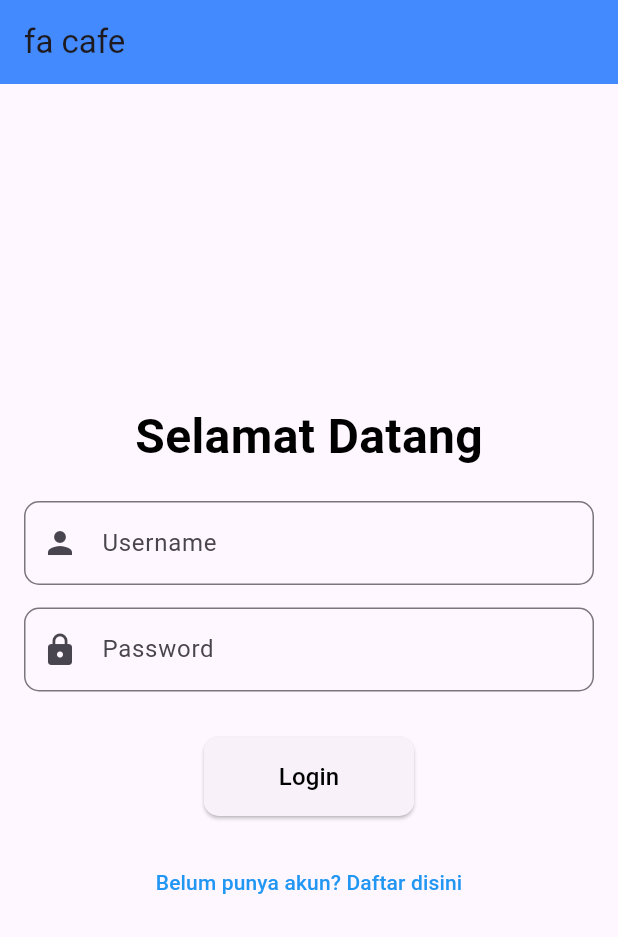
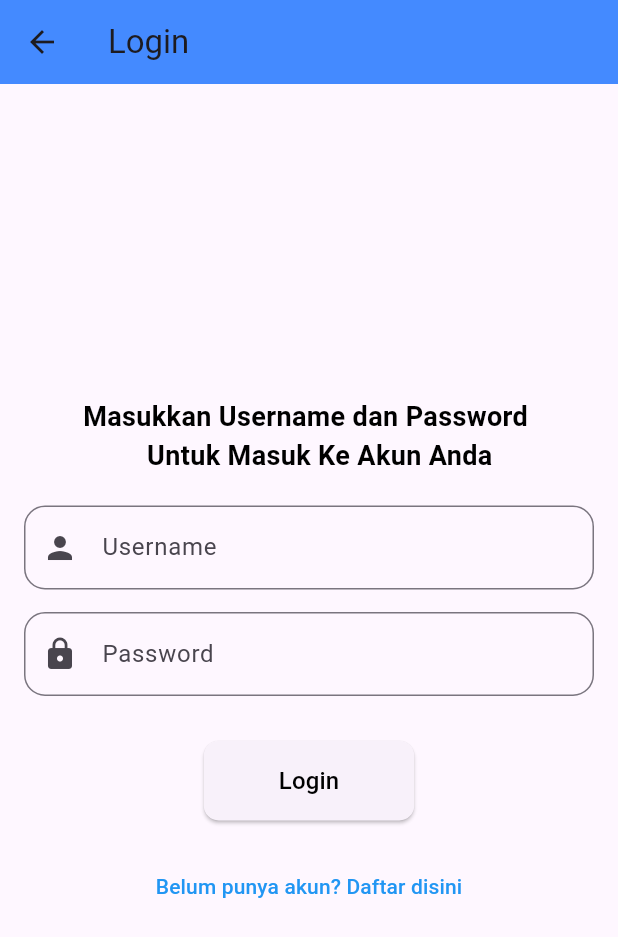
Before and after one commit to mustofakafi/rental_mobil, a Flutter app: the screen it shows after launch, after a tap on "Login", on a phone screen of 412 x 824 dp. Shown: the top 937 px of the screen. Run offline on Flutter 3.47's test engine with Material 3 defaults, Android fonts, the phone set to English and light mode, and no system bars; network calls fail.

```diff
--- a/lib/login.dart
+++ b/lib/login_page.dart
@@ -1,6 +1,6 @@
 import 'package:flutter/material.dart';
-import 'package:latihan_1/beranda.dart';
-import 'package:latihan_1/register.dart';
+import 'package:latihan_1/home_page.dart';
+import 'package:latihan_1/register_page.dart';
 
 class login extends StatelessWidget {
   const login({super.key});
@@ -41,7 +41,7 @@ class _loginPageState extends State<loginPage> {
   Widget build(BuildContext context) {
     return Scaffold(
       appBar: AppBar(
-        title: const Text('fa cafe'),
+        title: const Text('Login'),
         backgroundColor: Colors.blueAccent,
       ),
       body: Padding(
@@ -52,9 +52,9 @@ class _loginPageState extends State<loginPage> {
               mainAxisAlignment: MainAxisAlignment.center,
               children: [
                 const Text(
-                  'Selamat Datang',
+                  'Masukkan Username dan Password \n         Untuk Masuk Ke Akun Anda',
                   style: TextStyle(
-                    fontSize: 32.0,
+                    fontSize: 18.0,
                     fontWeight: FontWeight.bold,
                     color: Colors.black,
                   ),
@@ -66,7 +66,7 @@ class _loginPageState extends State<loginPage> {
                     labelText: 'Username',
                     hintText: 'Masukkan username Anda',
                     border: OutlineInputBorder(
-                      borderRadius: BorderRadius.circular(10.0),
+                      borderRadius: BorderRadius.circular(14.0),
                     ),
                     prefixIcon: const Icon(Icons.person),
                   ),
@@ -79,7 +79,7 @@ class _loginPageState extends State<loginPage> {
                     labelText: 'Password',
                     hintText: 'Masukkan password Anda',
                     border: OutlineInputBorder(
-                      borderRadius: BorderRadius.circular(10.0),
+                      borderRadius: BorderRadius.circular(14.0),
                     ),
                     prefixIcon: const Icon(Icons.lock),
                   ),
--- a/lib/main.dart
+++ b/lib/main.dart
@@ -1,5 +1,6 @@
 import 'package:flutter/material.dart';
-import 'package:latihan_1/login.dart';
+import 'package:latihan_1/login_page.dart';
+import 'package:latihan_1/register_page.dart';
 
 void main() {
   runApp(const MyApp());
@@ -12,12 +13,78 @@ class MyApp extends StatelessWidget {
   Widget build(BuildContext context) {
     return MaterialApp(
       debugShowCheckedModeBanner: false,
-      title: 'Flutter Demo',
+      title: 'Eksplora Rental',
       theme: ThemeData(
         colorScheme: ColorScheme.fromSeed(seedColor: Colors.deepPurple),
         useMaterial3: true,
       ),
-      home: const loginPage(),
+      home: const HomePage(),
     );
   }
 }
+
+class HomePage extends StatelessWidget {
+  const HomePage({super.key});
+
+  @override
+  Widget build(BuildContext context) {
+    return Scaffold(
+      body: Padding(
+        padding: const EdgeInsets.all(16.0),
+        child: Center(
+          child: Column(
+            mainAxisAlignment: MainAxisAlignment.center,
+            children: [
+              ClipRRect(
+                borderRadius: BorderRadius.circular(20.0),
+                child: Image.network(
+                  'https://th.bing.com/th/id/OIP.GUBn5VOsfnTKkQluSqLKKgHaCE?w=860&h=241&rs=1&pid=ImgDetMain',
+                  height: 110.0, //merubah ukuran gambar
+                  width: 400.0, //mengatur kecil besarnya gambar
+                  fit: BoxFit.cover,
+                ),
+              ),
+              const SizedBox(height: 20.0),
+              const Text(
+                'Hai, Selamat Datang Di Eksplora Rental',
+                style: TextStyle(
+                  fontSize: 18.0,
+                  fontWeight: FontWeight.bold,
+                  color: Colors.black,
+                ),
+                textAlign: TextAlign.center,
+              ),
+              const SizedBox(height: 20.0),
+              Row(
+                mainAxisAlignment: MainAxisAlignment.center,
+                children: [
+                  ElevatedButton(
+                    onPressed: () {
+                      Navigator.push(
+                        context,
+                        MaterialPageRoute(builder: (context) => const loginPage()),
+                      );
+                    },
+                    child: const Text('Login'),
+                  ),
+                  const SizedBox(width: 20.0), // Jarak antara tombol Login dan Register
+                  ElevatedButton(
+                    onPressed: () {
+                      Navigator.push(
+                        context,
+                        MaterialPageRoute(
+                          builder: (context) => const MyHomePage(), // Halaman RegisterPage
+                        ),
+                      );
+                    },
+                    child: const Text('Register'),
+                  ),
+                ],
+              ),
+            ],
+          ),
+        ),
+      ),
+    );
+  }
+}
```
Also changed, not shown: lib/beranda.dart (deleted, +0 -116 lines), lib/home_page.dart (added, +229 -0 lines), lib/register_page.dart (renamed from lib/register.dart, +29 -33 lines).
